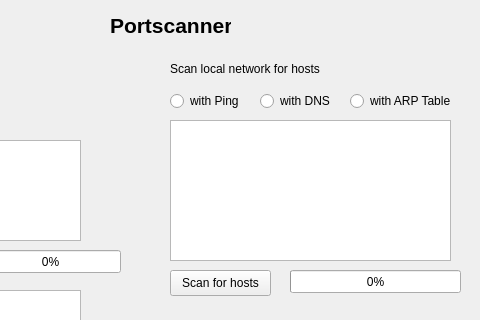
Qt form portscanner_gui.ui (Martin2p/2025_Portscanner_Python) before a commit; both pictures show x 160 to 640 and y 0 to 320 of the 640 by 480 pixel window.
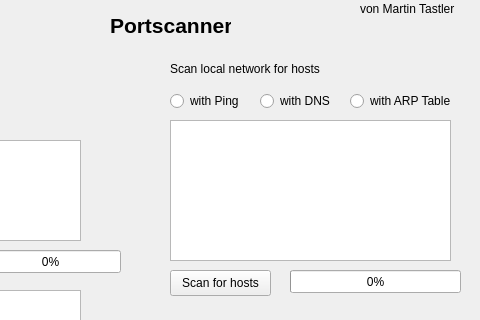
The same form after that commit.

Patch:
```diff
--- a/portscanner_gui.ui
+++ b/portscanner_gui.ui
@@ -255,6 +255,19 @@
      <string>with Ping</string>
     </property>
    </widget>
+   <widget class="QLabel" name="label_3">
+    <property name="geometry">
+     <rect>
+      <x>520</x>
+      <y>0</y>
+      <width>111</width>
+      <height>18</height>
+     </rect>
+    </property>
+    <property name="text">
+     <string>von Martin Tastler</string>
+    </property>
+   </widget>
   </widget>
   <widget class="QMenuBar" name="menubar">
    <property name="geometry">
```
